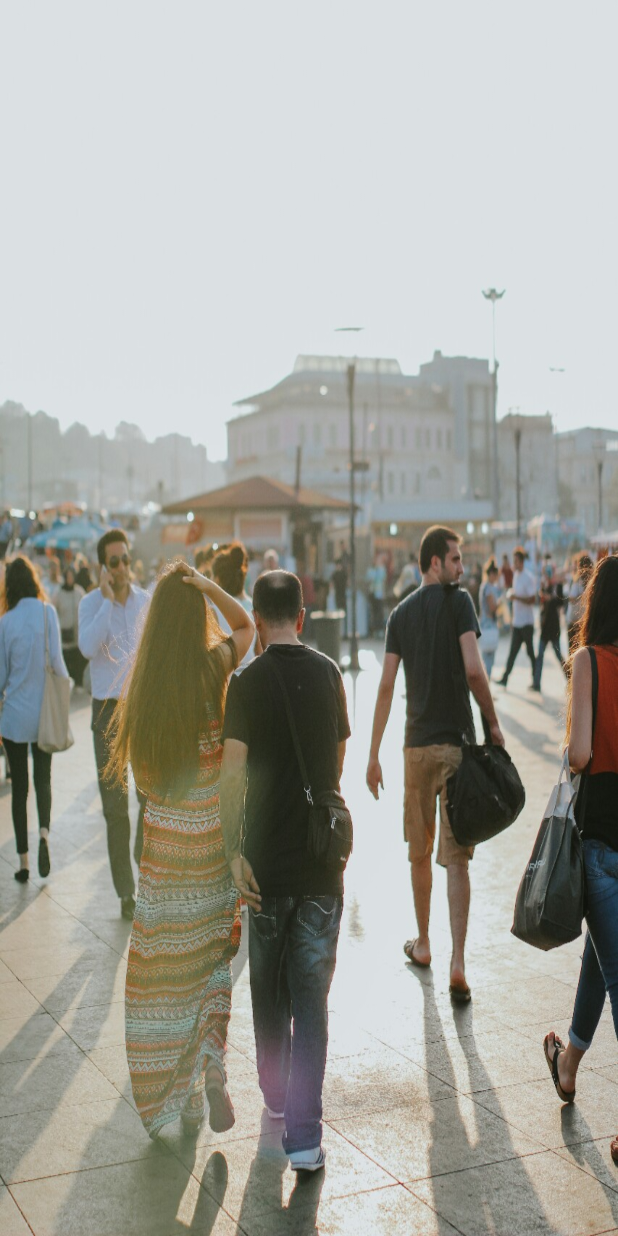
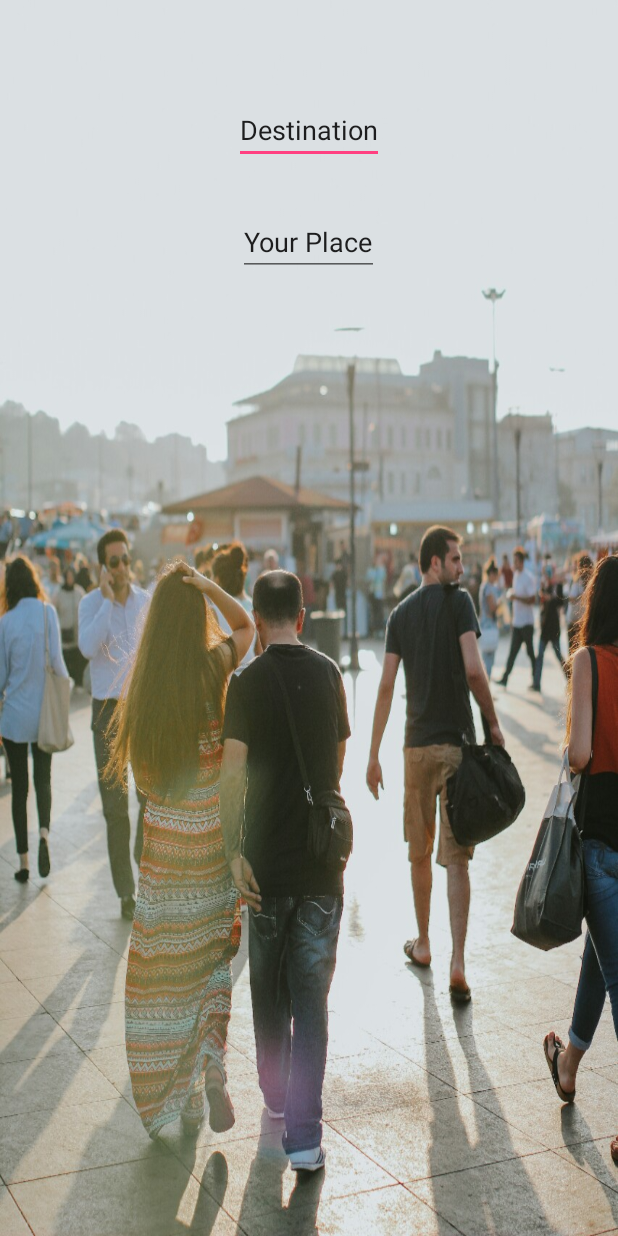
Before and after one commit to tafani/Trence, an Android app: the Starting screen opened directly, with no data from a screen before it, on a phone screen of 412 x 824 dp. Run offline under Robolectric (Android 15) with nearby library versions, the light colour scheme and no system bars.

Commit message:
autoCompleteText for City and parsing array

```diff
--- a/app/src/main/java/ba/edu/ibu/myapplication/Starting.java
+++ b/app/src/main/java/ba/edu/ibu/myapplication/Starting.java
@@ -6,6 +6,8 @@ import android.support.design.widget.Snackbar;
 import android.support.v7.app.AppCompatActivity;
 import android.support.v7.widget.Toolbar;
 import android.view.View;
+import android.widget.ArrayAdapter;
+import android.widget.AutoCompleteTextView;
 
 public class Starting extends AppCompatActivity {
 
@@ -13,7 +15,10 @@ public class Starting extends AppCompatActivity {
     protected void onCreate(Bundle savedInstanceState) {
         super.onCreate(savedInstanceState);
         setContentView(R.layout.getting_info);
-
+        String[] city = getResources().getStringArray(R.array.City);
+        AutoCompleteTextView destin = (AutoCompleteTextView) findViewById(R.id.destination_city);
+        assert destin != null;
+        destin.setAdapter(new ArrayAdapter<String>(this, R.layout.list_detail, city));
     }
 
 }
--- a/app/src/main/res/layout/getting_info.xml
+++ b/app/src/main/res/layout/getting_info.xml
@@ -5,4 +5,21 @@
     android:layout_height="match_parent"
     android:background="@drawable/start">
 
+    <AutoCompleteTextView
+        android:layout_width="wrap_content"
+        android:layout_height="wrap_content"
+        android:layout_alignParentTop="true"
+        android:layout_centerHorizontal="true"
+        android:layout_marginTop="64dp"
+        android:id="@+id/destination_city"
+        android:text="@string/destination" />
+
+    <AutoCompleteTextView
+        android:text="@string/your_place"
+        android:layout_width="wrap_content"
+        android:layout_height="wrap_content"
+        android:layout_below="@+id/destination_city"
+        android:layout_centerHorizontal="true"
+        android:layout_marginTop="29dp"
+        android:id="@+id/start_city" />
 </RelativeLayout>
--- /dev/null
+++ b/app/src/main/res/layout/list_detail.xml
@@ -0,0 +1,7 @@
+<?xml version="1.0" encoding="utf-8"?>
+<TextView xmlns:android="http://schemas.android.com/apk/res/android"
+    android:layout_width="match_parent"
+    android:layout_height="match_parent"
+    android:textSize="20sp"
+    android:padding="10dp">
+</TextView>
--- a/app/src/main/res/values/strings.xml
+++ b/app/src/main/res/values/strings.xml
@@ -3,6 +3,9 @@
     <string name="title">TRENCE</string>
     <string name="quotes">We will help you to go to your dream places</string>
     <string name="title_activity_starting">Starting</string>
+    <string name="destination">Destination</string>
+    <string name="your_place">Your Place</string>
+
     <string-array name="City">
         <item>Hamilton,Bermuda</item>
         <item>Geneva,Switzerland</item>
@@ -2225,4 +2228,7 @@
         <item>11.41</item>
 
     </string-array>
+
+
+
 </resources>
```
